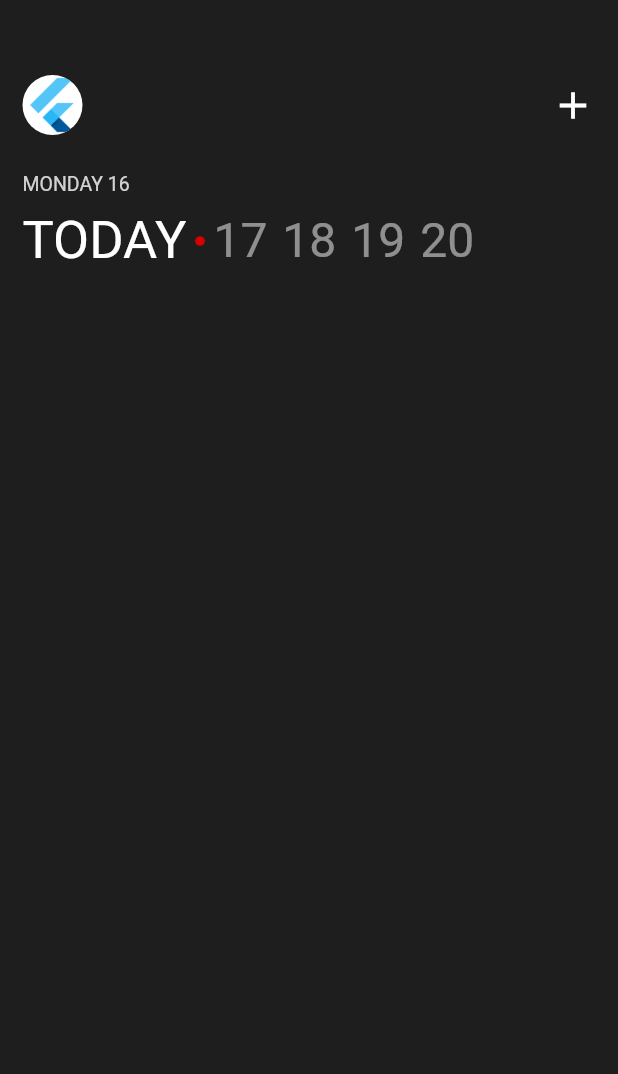
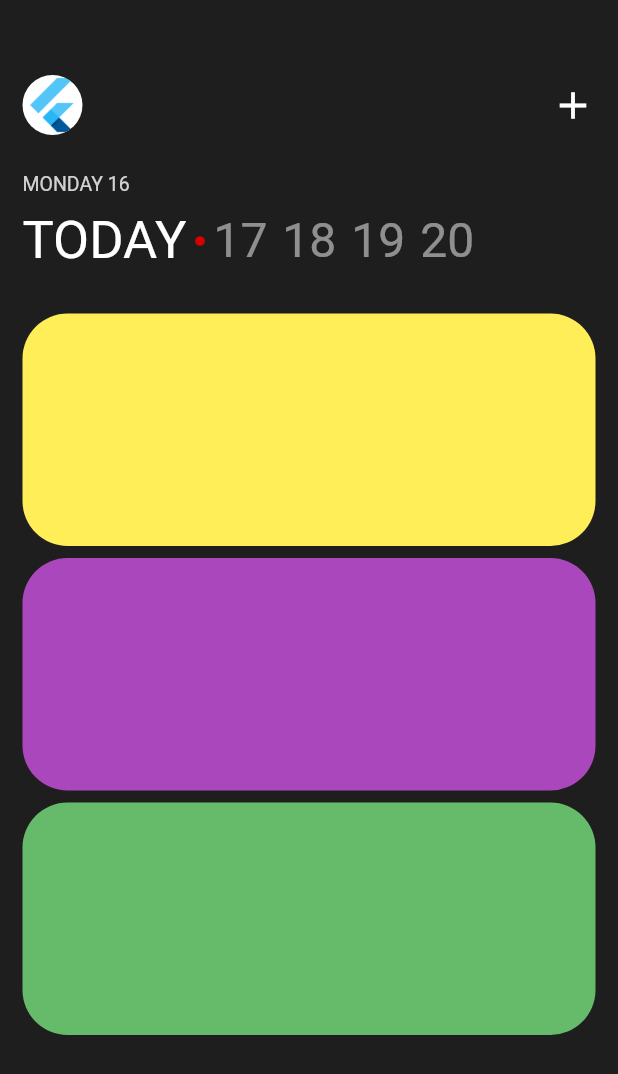
Before and after one commit to sol92824/flutter_app, a Flutter app: the screen it shows after launch, on a phone screen of 412 x 824 dp. Shown: the top 1074 px of the screen. Run offline on Flutter 3.47's test engine with Material 2 defaults, Android fonts, the phone set to English and light mode, and no system bars.

Commit message:
schedule_card 기본 Container + cardColor 파라미터

```diff
--- a/lib/screens/schedule_screen.dart
+++ b/lib/screens/schedule_screen.dart
@@ -1,4 +1,5 @@
 import 'package:flutter/material.dart';
+import 'package:flutter_app/widgets/schedule_card.dart';
 
 class ScheduleScreen extends StatelessWidget {
   const ScheduleScreen({super.key});
@@ -94,7 +95,19 @@ class ScheduleScreen extends StatelessWidget {
                     ],
                   ),
                 ],
-              )
+              ),
+              const SizedBox(
+                height: 20,
+              ),
+              ScheduleCard(
+                cardColor: Colors.yellow.shade400,
+              ),
+              ScheduleCard(
+                cardColor: Colors.purple.shade400,
+              ),
+              ScheduleCard(
+                cardColor: Colors.green.shade400,
+              ),
             ],
           ),
         ));
--- /dev/null
+++ b/lib/widgets/schedule_card.dart
@@ -0,0 +1,23 @@
+import 'package:flutter/material.dart';
+
+class ScheduleCard extends StatelessWidget {
+  final Color cardColor;
+
+  const ScheduleCard({super.key, required this.cardColor});
+
+  @override
+  Widget build(BuildContext context) {
+    return Padding(
+      padding: const EdgeInsets.only(top: 8),
+      child: Container(
+        decoration: BoxDecoration(
+          borderRadius: BorderRadius.circular(30),
+          color: cardColor,
+        ),
+        // 화면의 최대로 채우려면 double.infinity
+        width: double.infinity,
+        height: 155,
+      ),
+    );
+  }
+}
```
